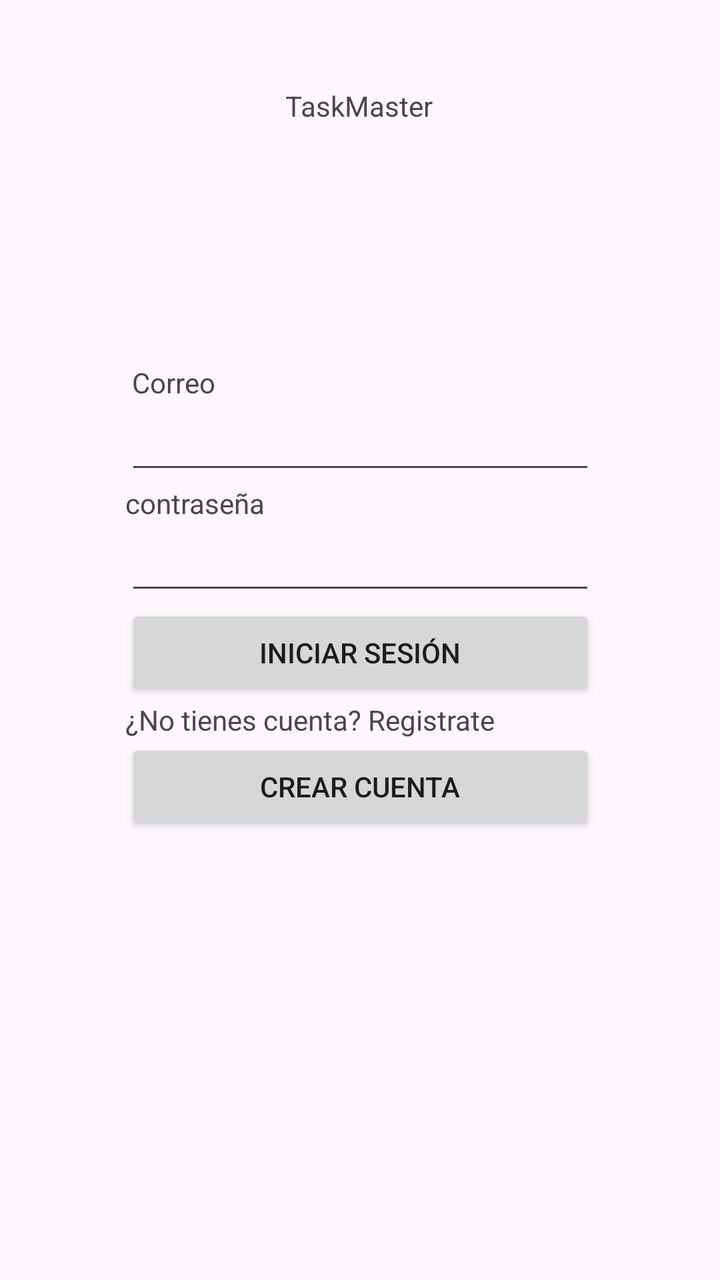
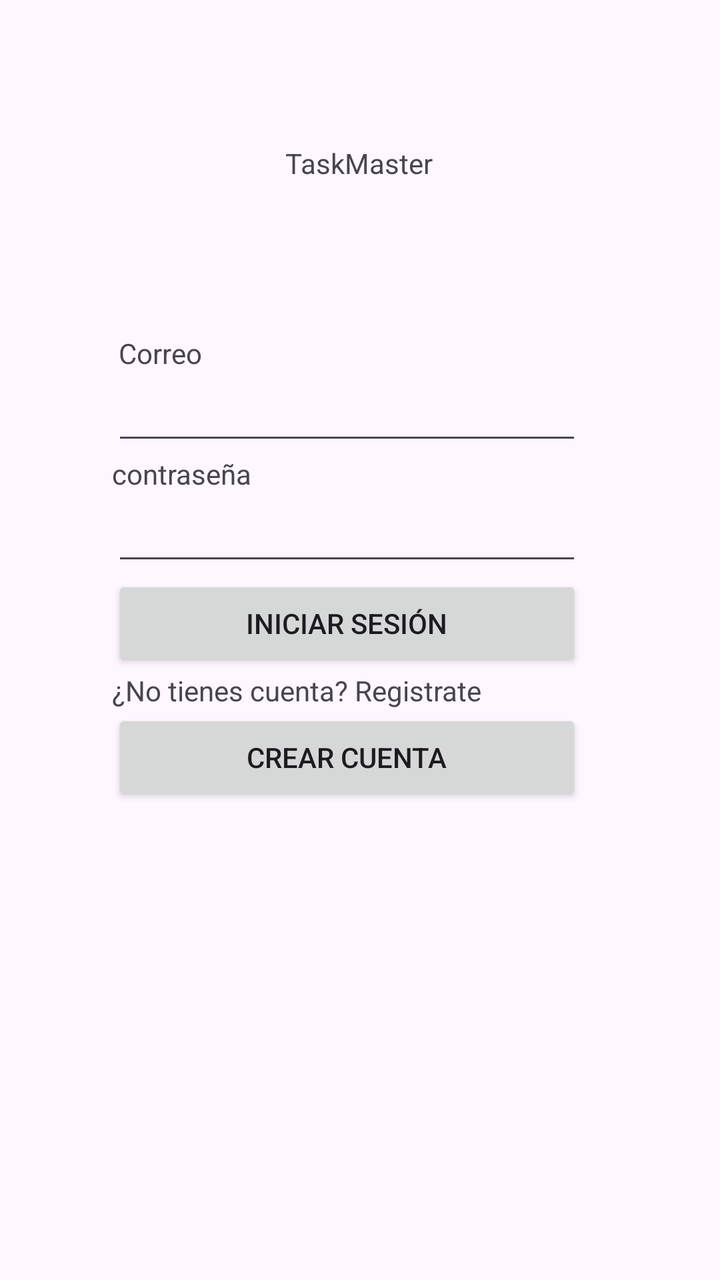

Compare the two renders of this Android layout. The source of the first and the diff that turns it into the second are given below.
<!-- AndroidManifest.xml: application theme Theme.TaskMaster -->
<!-- res/layout/activity_main.xml -->
<?xml version="1.0" encoding="utf-8"?>
<androidx.constraintlayout.widget.ConstraintLayout xmlns:android="http://schemas.android.com/apk/res/android"
    xmlns:app="http://schemas.android.com/apk/res-auto"
    xmlns:tools="http://schemas.android.com/tools"
    android:id="@+id/main"
    android:layout_width="match_parent"
    android:layout_height="match_parent"
    tools:context=".MainActivity">

    <TextView
        android:id="@+id/tvTitulo"
        android:layout_width="wrap_content"
        android:layout_height="wrap_content"
        android:text="TaskMaster"
        app:layout_constraintBottom_toBottomOf="parent"
        app:layout_constraintEnd_toEndOf="parent"
        app:layout_constraintHorizontal_bias="0.498"
        app:layout_constraintStart_toStartOf="parent"
        app:layout_constraintTop_toTopOf="parent"
        app:layout_constraintVertical_bias="0.07" />

    <LinearLayout
        android:layout_width="235dp"
        android:layout_height="339dp"
        android:layout_marginTop="24dp"
        android:layout_marginBottom="24dp"
        android:orientation="vertical"
        app:layout_constraintBottom_toBottomOf="parent"
        app:layout_constraintEnd_toEndOf="parent"
        app:layout_constraintStart_toStartOf="parent"
        app:layout_constraintTop_toBottomOf="@+id/tvTitulo">

        <TextView
            android:id="@+id/tvCorreo"
            android:layout_width="match_parent"
            android:layout_height="wrap_content"
            android:text=" Correo " />

        <EditText
            android:id="@+id/etCorreo"
            android:layout_width="match_parent"
            android:layout_height="wrap_content"
            android:ems="10"
            android:inputType="textEmailAddress" />

        <TextView
            android:id="@+id/tvPassword"
            android:layout_width="match_parent"
            android:layout_height="wrap_content"
            android:text="contraseña" />

        <EditText
            android:id="@+id/etPassword"
            android:layout_width="match_parent"
            android:layout_height="wrap_content"
            android:ems="10"
            android:inputType="textPassword" />

        <Button
            android:id="@+id/btnIngresar"
            android:layout_width="match_parent"
            android:layout_height="wrap_content"
            android:text="iniciar sesión" />

        <TextView
            android:id="@+id/tvRegistro"
            android:layout_width="match_parent"
            android:layout_height="wrap_content"
            android:text="¿No tienes cuenta? Registrate" />

        <Button
            android:id="@+id/btnRegistro"
            android:layout_width="match_parent"
            android:layout_height="wrap_content"
            android:text="Crear cuenta" />
    </LinearLayout>

</androidx.constraintlayout.widget.ConstraintLayout>
<!-- resources referenced by this layout -->
<resources>
  <style name="Theme.TaskMaster" parent="Base.Theme.TaskMaster" />
  <style name="Base.Theme.TaskMaster" parent="Theme.Material3.DayNight.NoActionBar">
          
          
      </style>
</resources>

<!-- the commit's change to res/layout/activity_main.xml (unified diff, before → after) -->
@@ -11,13 +11,12 @@
         android:id="@+id/tvTitulo"
         android:layout_width="wrap_content"
         android:layout_height="wrap_content"
+        android:layout_marginTop="72dp"
         android:text="TaskMaster"
-        app:layout_constraintBottom_toBottomOf="parent"
         app:layout_constraintEnd_toEndOf="parent"
         app:layout_constraintHorizontal_bias="0.498"
         app:layout_constraintStart_toStartOf="parent"
-        app:layout_constraintTop_toTopOf="parent"
-        app:layout_constraintVertical_bias="0.07" />
+        app:layout_constraintTop_toTopOf="parent" />
 
     <LinearLayout
         android:layout_width="235dp"
@@ -27,8 +26,10 @@
         android:orientation="vertical"
         app:layout_constraintBottom_toBottomOf="parent"
         app:layout_constraintEnd_toEndOf="parent"
+        app:layout_constraintHorizontal_bias="0.448"
         app:layout_constraintStart_toStartOf="parent"
-        app:layout_constraintTop_toBottomOf="@+id/tvTitulo">
+        app:layout_constraintTop_toBottomOf="@+id/tvTitulo"
+        app:layout_constraintVertical_bias="0.32">
 
         <TextView
             android:id="@+id/tvCorreo"
